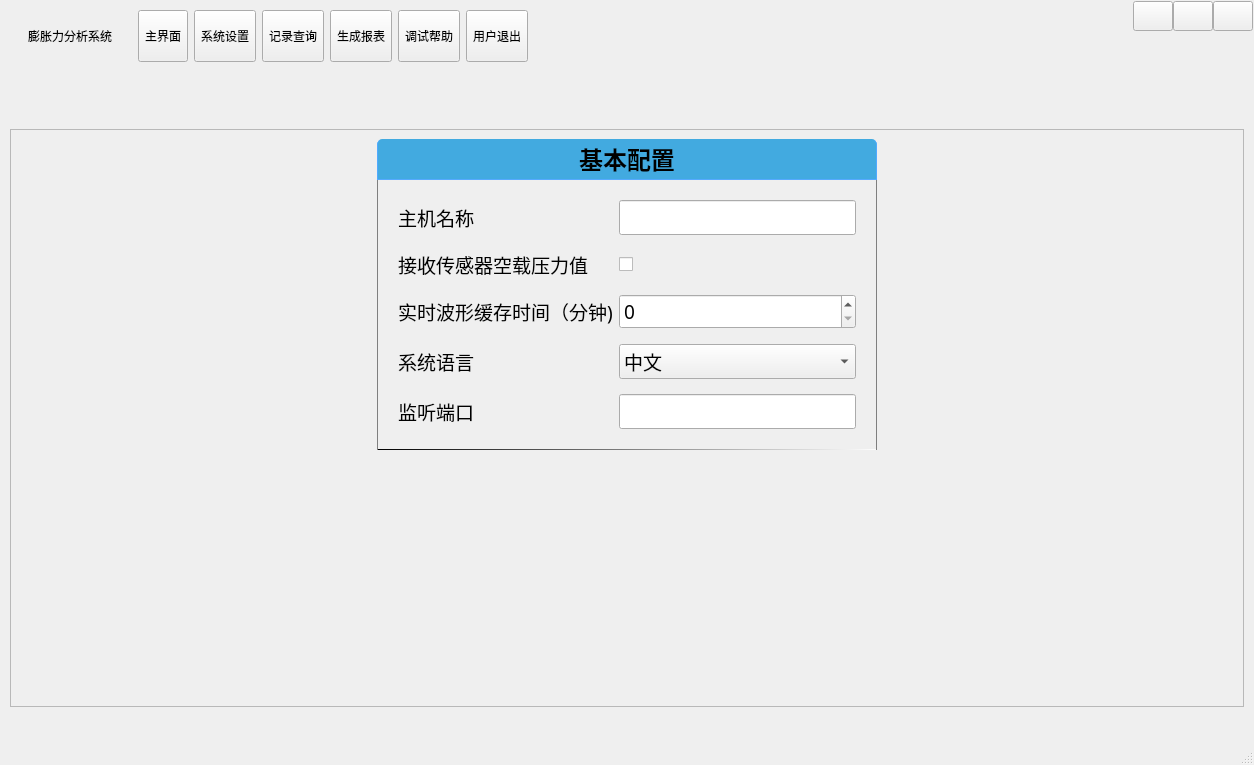
The window that MainWnd.ui (byteman/bullet) describes before a commit, drawn with Qt 5.
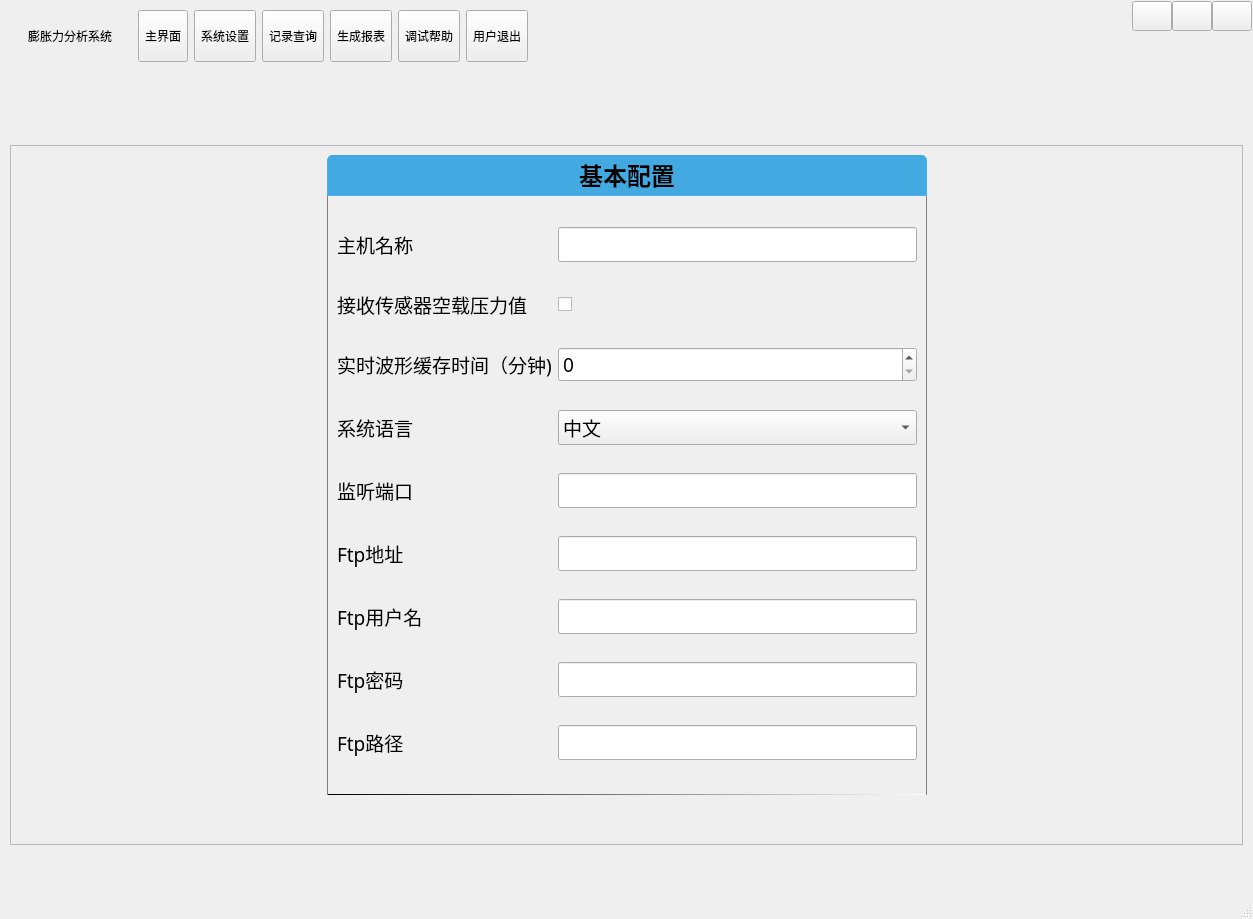
The same window after the commit. The open tabs and pages were chosen to show the change. Icons and pictures are not drawn. Custom widgets are drawn as their Qt base class.

Commit message: 1.添加ftp 2.支持多选择启动和停止 3.支持时间自动更新

```diff
--- a/MainWnd.ui
+++ b/MainWnd.ui
@@ -6,8 +6,8 @@
    <rect>
     <x>0</x>
     <y>0</y>
-    <width>1254</width>
-    <height>765</height>
+    <width>1253</width>
+    <height>919</height>
    </rect>
   </property>
   <property name="windowTitle">
@@ -559,7 +559,7 @@
          <property name="maximumSize">
           <size>
            <width>16777215</width>
-           <height>578</height>
+           <height>700</height>
           </size>
          </property>
          <property name="widgetResizable">
@@ -573,8 +573,8 @@
            <rect>
             <x>0</x>
             <y>0</y>
-            <width>1224</width>
-            <height>576</height>
+            <width>1223</width>
+            <height>698</height>
            </rect>
           </property>
           <layout class="QVBoxLayout" name="verticalLayout_7">
@@ -670,8 +670,8 @@
                  <widget class="QGroupBox" name="groupBox">
                   <property name="minimumSize">
                    <size>
-                    <width>500</width>
-                    <height>250</height>
+                    <width>600</width>
+                    <height>600</height>
                    </size>
                   </property>
                   <property name="font">
@@ -702,32 +702,7 @@
                    <bool>false</bool>
                   </property>
                   <layout class="QGridLayout" name="gridLayout">
-                   <property name="leftMargin">
-                    <number>20</number>
-                   </property>
-                   <property name="topMargin">
-                    <number>20</number>
-                   </property>
-                   <property name="rightMargin">
-                    <number>20</number>
-                   </property>
-                   <property name="bottomMargin">
-                    <number>20</number>
-                   </property>
-                   <property name="verticalSpacing">
-                    <number>15</number>
-                   </property>
-                   <item row="0" column="2">
-                    <widget class="QLineEdit" name="edtHost">
-                     <property name="font">
-                      <font>
-                       <family>微软雅黑</family>
-                       <pointsize>14</pointsize>
-                      </font>
-                     </property>
-                    </widget>
-                   </item>
-                   <item row="0" column="1">
+                   <item row="0" column="0">
                     <widget class="QLabel" name="label_12">
                      <property name="font">
                       <font>
@@ -740,7 +715,58 @@
                      </property>
                     </widget>
                    </item>
-                   <item row="2" column="2">
+                   <item row="0" column="1">
+                    <widget class="QLineEdit" name="edtHost">
+                     <property name="font">
+                      <font>
+                       <family>微软雅黑</family>
+                       <pointsize>14</pointsize>
+                      </font>
+                     </property>
+                    </widget>
+                   </item>
+                   <item row="1" column="0">
+                    <widget class="QLabel" name="label_2">
+                     <property name="font">
+                      <font>
+                       <family>微软雅黑</family>
+                       <pointsize>14</pointsize>
+                      </font>
+                     </property>
+                     <property name="text">
+                      <string>接收传感器空载压力值</string>
+                     </property>
+                    </widget>
+                   </item>
+                   <item row="1" column="1">
+                    <widget class="QCheckBox" name="chkSensorOff">
+                     <property name="font">
+                      <font>
+                       <family>微软雅黑</family>
+                       <pointsize>14</pointsize>
+                      </font>
+                     </property>
+                     <property name="text">
+                      <string/>
+                     </property>
+                    </widget>
+                   </item>
+                   <item row="2" column="0">
+                    <widget class="QLabel" name="label_3">
+                     <property name="font">
+                      <font>
+                       <family>微软雅黑</family>
+                       <pointsize>14</pointsize>
+                       <weight>50</weight>
+                       <bold>false</bold>
+                      </font>
+                     </property>
+                     <property name="text">
+                      <string>实时波形缓存时间（分钟)</string>
+                     </property>
+                    </widget>
+                   </item>
+                   <item row="2" column="1">
                     <widget class="QSpinBox" name="sbWaveMin">
                      <property name="font">
                       <font>
@@ -752,7 +778,7 @@
                      </property>
                     </widget>
                    </item>
-                   <item row="3" column="1">
+                   <item row="3" column="0">
                     <widget class="QLabel" name="label_4">
                      <property name="font">
                       <font>
@@ -765,35 +791,7 @@
                      </property>
                     </widget>
                    </item>
-                   <item row="2" column="1">
-                    <widget class="QLabel" name="label_3">
-                     <property name="font">
-                      <font>
-                       <family>微软雅黑</family>
-                       <pointsize>14</pointsize>
-                       <weight>50</weight>
-                       <bold>false</bold>
-                      </font>
-                     </property>
-                     <property name="text">
-                      <string>实时波形缓存时间（分钟)</string>
-                     </property>
-                    </widget>
-                   </item>
-                   <item row="4" column="1">
-                    <widget class="QLabel" name="label">
-                     <property name="font">
-                      <font>
-                       <family>微软雅黑</family>
-                       <pointsize>14</pointsize>
-                      </font>
-                     </property>
-                     <property name="text">
-                      <string>监听端口</string>
-                     </property>
-                    </widget>
-                   </item>
-                   <item row="3" column="2">
+                   <item row="3" column="1">
                     <widget class="QComboBox" name="cbxLang">
                      <property name="font">
                       <font>
@@ -808,7 +806,20 @@
                      </item>
                     </widget>
                    </item>
-                   <item row="4" column="2">
+                   <item row="4" column="0">
+                    <widget class="QLabel" name="label">
+                     <property name="font">
+                      <font>
+                       <family>微软雅黑</family>
+                       <pointsize>14</pointsize>
+                      </font>
+                     </property>
+                     <property name="text">
+                      <string>监听端口</string>
+                     </property>
+                    </widget>
+                   </item>
+                   <item row="4" column="1">
                     <widget class="QLineEdit" name="edtPort">
                      <property name="font">
                       <font>
@@ -818,8 +829,8 @@
                      </property>
                     </widget>
                    </item>
-                   <item row="1" column="2">
-                    <widget class="QCheckBox" name="chkSensorOff">
+                   <item row="5" column="0">
+                    <widget class="QLabel" name="lblFtpAddr">
                      <property name="font">
                       <font>
                        <family>微软雅黑</family>
@@ -827,12 +838,48 @@
                       </font>
                      </property>
                      <property name="text">
+                      <string>Ftp地址</string>
+                     </property>
+                    </widget>
+                   </item>
+                   <item row="5" column="1">
+                    <widget class="QLineEdit" name="edtFtpHost">
+                     <property name="font">
+                      <font>
+                       <family>微软雅黑</family>
+                       <pointsize>14</pointsize>
+                      </font>
+                     </property>
+                    </widget>
+                   </item>
+                   <item row="6" column="0">
+                    <widget class="QLabel" name="lblFtpAddr_2">
+                     <property name="font">
+                      <font>
+                       <family>微软雅黑</family>
+                       <pointsize>14</pointsize>
+                      </font>
+                     </property>
+                     <property name="text">
+                      <string>Ftp用户名</string>
+                     </property>
+                    </widget>
+                   </item>
+                   <item row="6" column="1">
+                    <widget class="QLineEdit" name="edtFtpName">
+                     <property name="font">
+                      <font>
+                       <family>微软雅黑</family>
+                       <pointsize>14</pointsize>
+                      </font>
+                     </property>
+                     <property name="text">
                       <string/>
                      </property>
                     </widget>
                    </item>
-                   <item row="1" column="1">
-                    <widget class="QLabel" name="label_2">
+                   <item row="7" column="0">
+                    <widget class="QLabel" name="lblFtpAddr_3">
                      <property name="font">
                       <font>
                        <family>微软雅黑</family>
@@ -840,7 +887,46 @@
                       </font>
                      </property>
                      <property name="text">
-                      <string>接收传感器空载压力值</string>
+                      <string>Ftp密码</string>
+                     </property>
+                    </widget>
+                   </item>
+                   <item row="7" column="1">
+                    <widget class="QLineEdit" name="edtFtpPwd">
+                     <property name="font">
+                      <font>
+                       <family>微软雅黑</family>
+                       <pointsize>14</pointsize>
+                      </font>
+                     </property>
+                     <property name="text">
+                      <string/>
+                     </property>
+                    </widget>
+                   </item>
+                   <item row="8" column="0">
+                    <widget class="QLabel" name="lblFtpAddr_4">
+                     <property name="font">
+                      <font>
+                       <family>微软雅黑</family>
+                       <pointsize>14</pointsize>
+                      </font>
+                     </property>
+                     <property name="text">
+                      <string>Ftp路径</string>
+                     </property>
+                    </widget>
+                   </item>
+                   <item row="8" column="1">
+                    <widget class="QLineEdit" name="edtFtpBase">
+                     <property name="font">
+                      <font>
+                       <family>微软雅黑</family>
+                       <pointsize>14</pointsize>
+                      </font>
+                     </property>
+                     <property name="text">
+                      <string/>
                      </property>
                     </widget>
                    </item>
```
Left out of the diff: 65 changed lines with no effect on the pictures. The commit also changes 32 other files.
